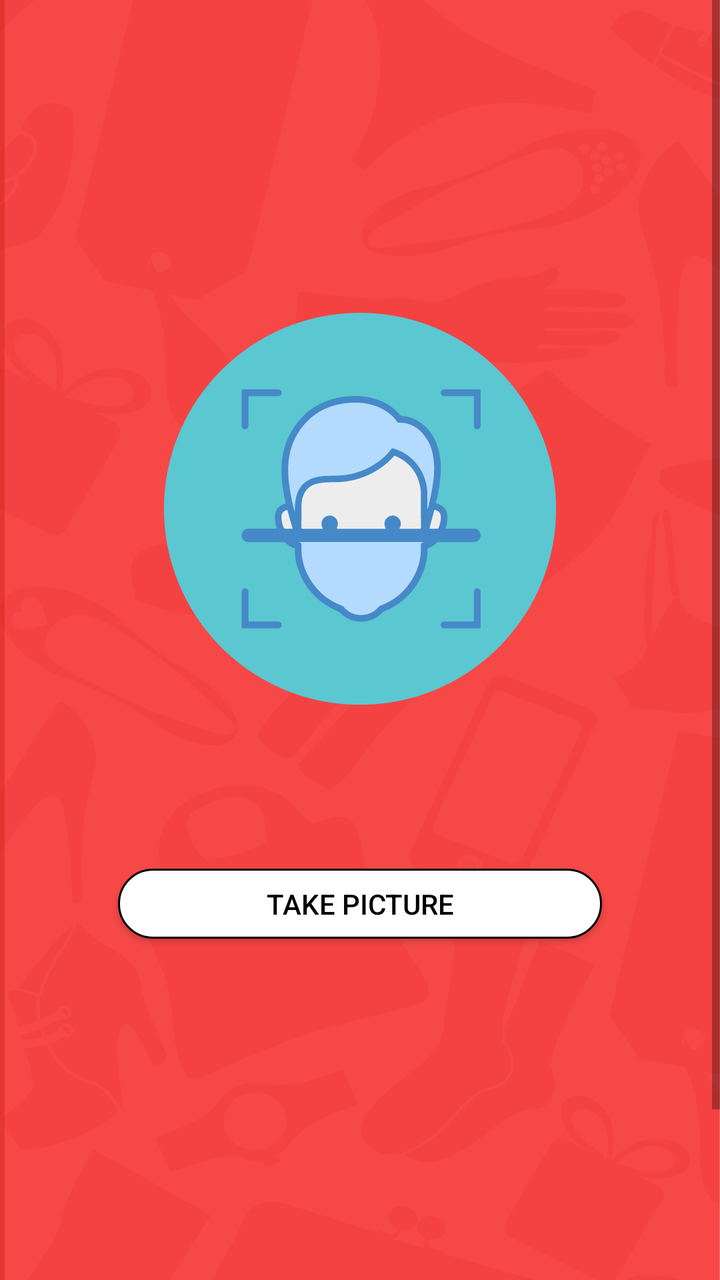
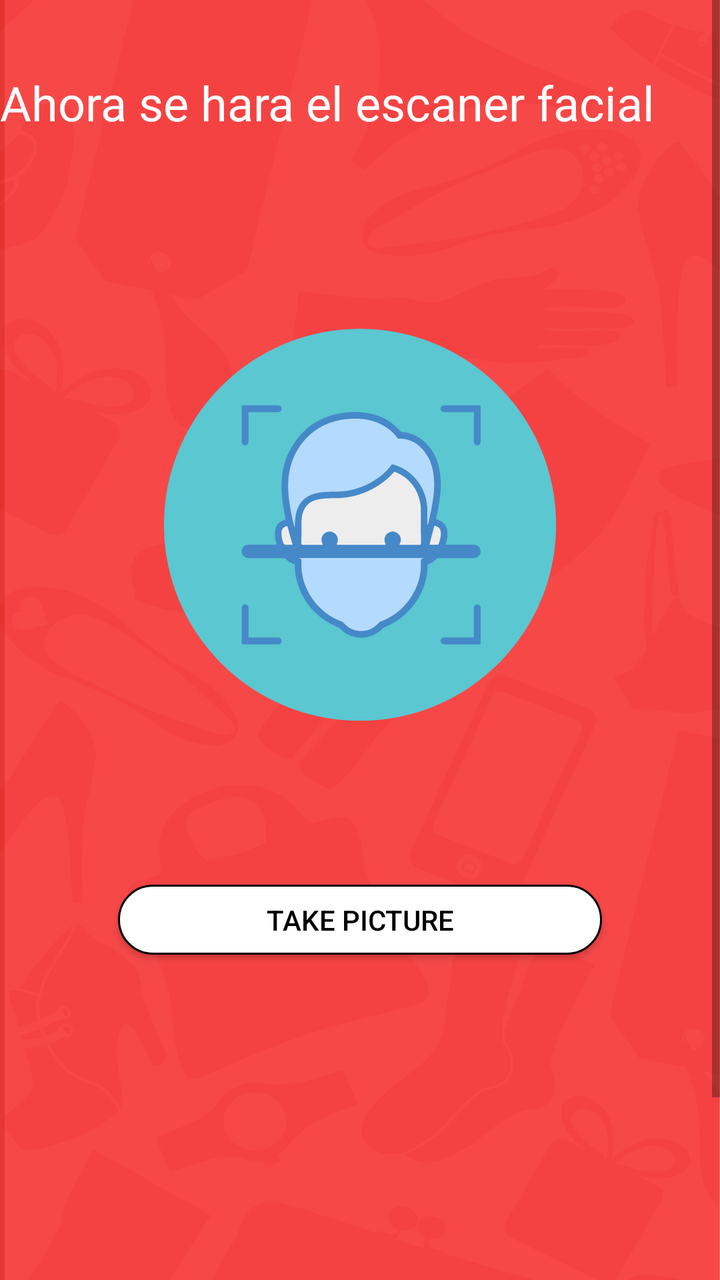

Two renders of the same Android screen: before a commit and after it. Below are the layout's source before the change and the commit's diff.
<!-- AndroidManifest.xml: application theme AppTheme -->
<!-- res/layout/scanner_facial.xml -->
<?xml version="1.0" encoding="utf-8"?>
<android.support.constraint.ConstraintLayout xmlns:android="http://schemas.android.com/apk/res/android"
    xmlns:app="http://schemas.android.com/apk/res-auto"
    xmlns:tools="http://schemas.android.com/tools"
    android:layout_width="match_parent"
    android:layout_height="match_parent"
    android:background="@drawable/fondotono3"
    tools:context=".ScannerFacial">

    <ScrollView
        android:layout_width="match_parent"
        android:layout_height="match_parent"
        tools:ignore="MissingConstraints"
        tools:layout_editor_absoluteX="0dp"
        tools:layout_editor_absoluteY="94dp">

        <LinearLayout
            android:layout_width="match_parent"
            android:layout_height="match_parent"
            android:gravity="center"
            android:orientation="vertical">

            <TextView
                android:id="@+id/textView2"
                android:layout_width="wrap_content"
                android:layout_height="wrap_content"
                android:layout_marginTop="35dp"
                android:textAllCaps="true"
                android:textColor="#ffffff"
                android:textSize="18sp"
                android:textStyle="bold"
                app:layout_constraintEnd_toEndOf="parent"
                app:layout_constraintStart_toStartOf="parent"
                app:layout_constraintTop_toTopOf="parent" />

            <ImageButton
                android:id="@+id/imageTakeDNICapture"
                style="@style/Widget.AppCompat.ImageButton"
                android:layout_width="200dp"
                android:layout_height="200dp"
                android:layout_marginTop="95dp"
                android:adjustViewBounds="false"
                android:background="@color/zxing_transparent"
                android:scaleType="fitXY"
                android:src="@drawable/img6"
                android:textAlignment="center"
                app:layout_constraintEnd_toEndOf="parent"
                app:layout_constraintStart_toStartOf="parent"
                app:layout_constraintTop_toBottomOf="@+id/textView3" />

            <Button
                android:id="@+id/btnScanner"
                android:layout_width="242dp"
                android:layout_height="35dp"
                android:layout_marginTop="80dp"
                android:background="@drawable/rounded_button"
                android:text="@string/take_picture"
                android:textColor="#000000"
                app:layout_constraintBottom_toBottomOf="parent"
                app:layout_constraintEnd_toEndOf="parent"
                app:layout_constraintHorizontal_bias="0.506"
                app:layout_constraintStart_toStartOf="parent"
                app:layout_constraintTop_toTopOf="parent"
                app:layout_constraintVertical_bias="0.134" />

            <TextView
                android:id="@+id/textView3"
                android:layout_width="0dp"
                android:layout_height="wrap_content"
                android:layout_marginStart="16dp"
                android:layout_marginTop="5dp"
                android:layout_marginEnd="10dp"
                android:text="@string/use_message"
                android:textColor="#ffffff"
                app:layout_constraintEnd_toEndOf="parent"
                app:layout_constraintStart_toStartOf="parent"
                app:layout_constraintTop_toBottomOf="@+id/textView2" />

        </LinearLayout>
    </ScrollView>

</android.support.constraint.ConstraintLayout>
<!-- resources referenced by this layout -->
<resources>
  <!-- drawable fondotono3: png bitmap (drawable-v21, 100295 bytes) -->
  <!-- drawable img6: png bitmap (drawable-v21, 19745 bytes) -->
  <!-- drawable rounded_button (drawable) -->
  <?xml version="1.0" encoding="utf-8"?>
  <shape xmlns:android="http://schemas.android.com/apk/res/android"
      android:shape="rectangle">
      <solid android:color="#ffffff"></solid>
      <corners android:radius="20dp"></corners>
      <stroke android:width="1dp" android:color="#000000"></stroke>
  </shape>
  <string name="take_picture">Take picture</string>
  <string name="use_message">Make DNI capture</string>
  <style name="AppTheme" parent="Theme.AppCompat.Light.DarkActionBar">
          
          <item name="colorPrimary">@color/colorPrimary</item>
          <item name="colorPrimaryDark">@color/colorPrimaryDark</item>
          <item name="colorAccent">@color/colorAccent</item>
      </style>
  <color name="colorPrimary">#CB1E1E</color>
  <color name="colorPrimaryDark">#CB1E1E</color>
  <color name="colorAccent">#CB1E1E</color>
</resources>

<!-- the commit's change to res/layout/scanner_facial.xml (unified diff, before → after) -->
@@ -11,8 +11,8 @@
         android:layout_width="match_parent"
         android:layout_height="match_parent"
         tools:ignore="MissingConstraints"
-        tools:layout_editor_absoluteX="0dp"
-        tools:layout_editor_absoluteY="94dp">
+        tools:layout_editor_absoluteX="33dp"
+        tools:layout_editor_absoluteY="0dp">
 
         <LinearLayout
             android:layout_width="match_parent"
@@ -21,14 +21,14 @@
             android:orientation="vertical">
 
             <TextView
-                android:id="@+id/textView2"
-                android:layout_width="wrap_content"
+                android:id="@+id/textView5"
+                android:layout_width="match_parent"
                 android:layout_height="wrap_content"
                 android:layout_marginTop="35dp"
-                android:textAllCaps="true"
-                android:textColor="#ffffff"
-                android:textSize="18sp"
-                android:textStyle="bold"
+                android:fontFamily="@font/roboto_condensed_bold"
+                android:text="Ahora se hara el escaner facial"
+                android:textColor="@color/cardview_light_background"
+                android:textSize="24sp"
                 app:layout_constraintEnd_toEndOf="parent"
                 app:layout_constraintStart_toStartOf="parent"
                 app:layout_constraintTop_toTopOf="parent" />
